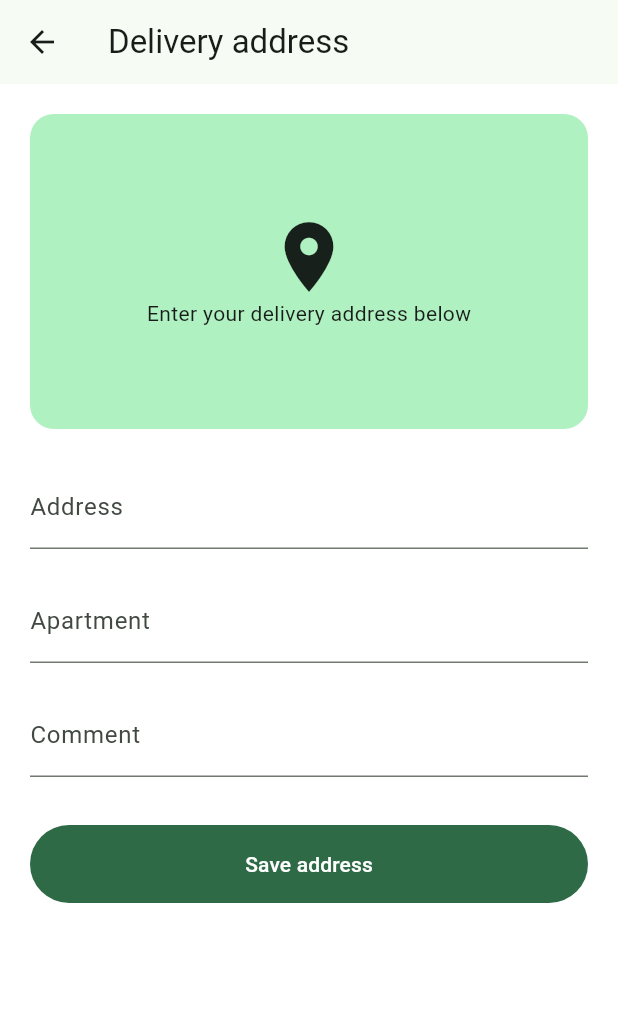
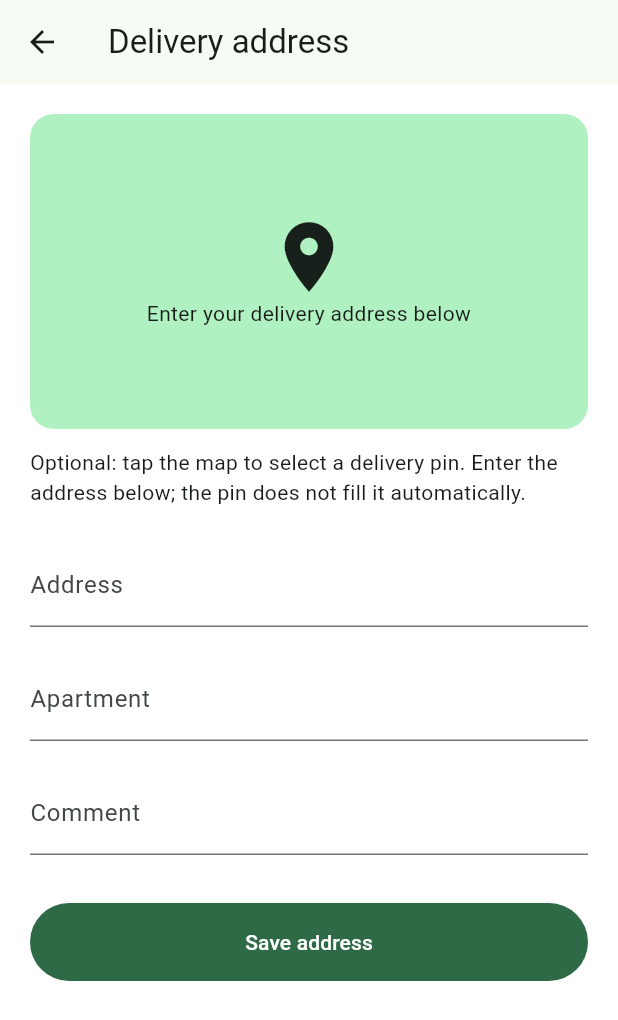
Before and after one commit to MohammedNasser0/streetbite, a Flutter app: the DeliveryAddressScreen screen opened directly, on a phone screen of 412 x 824 dp. Shown: the top 1020 px of the screen. Run offline on Flutter 3.47's test engine with Material 3 defaults, Android fonts, the phone set to English and light mode, and no system bars; our stand-ins replace cloud_firestore, device_info_plus, dio, firebase_auth, firebase_core, flutter_bloc and 5 more; accounts and stored records are empty; generated files the repository leaves out were written again; network calls fail.

Commit message:
Add delivery pin selection and guard native map initialization

```diff
--- a/flutter_app/lib/l10n/app_ar.arb
+++ b/flutter_app/lib/l10n/app_ar.arb
@@ -93,5 +93,8 @@
   "useDemoCard": "استخدام البطاقة التجريبية",
   "increaseQuantity": "زيادة الكمية",
   "decreaseQuantity": "تقليل الكمية",
-  "seeMenu": "عرض القائمة"
+  "seeMenu": "عرض القائمة",
+  "selectedPin": "نقطة التوصيل المختارة",
+  "pinInstructions": "اختياري: اضغط على الخريطة لتحديد نقطة التوصيل. اكتب العنوان بالأسفل؛ اختيار النقطة لا يملأ العنوان تلقائيًا.",
+  "mapLoading": "جارٍ تحميل الخريطة…"
 }
--- a/flutter_app/lib/l10n/app_en.arb
+++ b/flutter_app/lib/l10n/app_en.arb
@@ -93,5 +93,8 @@
   "useDemoCard": "Use demo card",
   "increaseQuantity": "Increase quantity",
   "decreaseQuantity": "Decrease quantity",
-  "seeMenu": "See menu"
+  "seeMenu": "See menu",
+  "selectedPin": "Selected delivery pin",
+  "pinInstructions": "Optional: tap the map to select a delivery pin. Enter the address below; the pin does not fill it automatically.",
+  "mapLoading": "Loading map…"
 }
--- a/flutter_app/lib/l10n/app_localizations.dart
+++ b/flutter_app/lib/l10n/app_localizations.dart
@@ -661,6 +661,24 @@ abstract class AppLocalizations {
   /// In en, this message translates to:
   /// **'See menu'**
   String get seeMenu;
+
+  /// No description provided for @selectedPin.
+  ///
+  /// In en, this message translates to:
+  /// **'Selected delivery pin'**
+  String get selectedPin;
+
+  /// No description provided for @pinInstructions.
+  ///
+  /// In en, this message translates to:
+  /// **'Optional: tap the map to select a delivery pin. Enter the address below; the pin does not fill it automatically.'**
+  String get pinInstructions;
+
+  /// No description provided for @mapLoading.
+  ///
+  /// In en, this message translates to:
+  /// **'Loading map…'**
+  String get mapLoading;
 }
 
 class _AppLocalizationsDelegate
--- a/flutter_app/lib/l10n/app_localizations_en.dart
+++ b/flutter_app/lib/l10n/app_localizations_en.dart
@@ -299,4 +299,14 @@ class AppLocalizationsEn extends AppLocalizations {
 
   @override
   String get seeMenu => 'See menu';
+
+  @override
+  String get selectedPin => 'Selected delivery pin';
+
+  @override
+  String get pinInstructions =>
+      'Optional: tap the map to select a delivery pin. Enter the address below; the pin does not fill it automatically.';
+
+  @override
+  String get mapLoading => 'Loading map…';
 }
--- a/flutter_app/lib/presentation/screens/checkout_screen.dart
+++ b/flutter_app/lib/presentation/screens/checkout_screen.dart
@@ -11,6 +11,7 @@ import '../../l10n/app_localizations.dart';
 import '../blocs/auth_cubit.dart';
 import '../blocs/cart_bloc.dart';
 import '../blocs/cart_event.dart';
+import '../widgets/delivery_pin_map.dart';
 import 'auth_screen.dart';
 import 'delivery_address_screen.dart';
 import 'demo_card_screen.dart';
@@ -109,6 +110,15 @@ class _CheckoutScreenState extends State<CheckoutScreen> {
           children: [
             Text(l.demoPrices),
             const SizedBox(height: 20),
+            if (DeliveryPinMap.fromAddress(_address) != null) ...[
+              DeliveryPinMap(
+                key: ValueKey(
+                  '${_address?['latitude']},${_address?['longitude']}',
+                ),
+                pin: DeliveryPinMap.fromAddress(_address),
+              ),
+              const SizedBox(height: 12),
+            ],
             ListTile(
               leading: const Icon(Icons.location_on_outlined),
               title: Text(_address?['address'] ?? l.deliveryAddress),
--- a/flutter_app/lib/presentation/screens/delivery_address_screen.dart
+++ b/flutter_app/lib/presentation/screens/delivery_address_screen.dart
@@ -1,6 +1,8 @@
 import 'package:flutter/material.dart';
+import 'package:google_maps_flutter/google_maps_flutter.dart';
 
 import '../../l10n/app_localizations.dart';
+import '../widgets/delivery_pin_map.dart';
 
 class DeliveryAddressScreen extends StatefulWidget {
   const DeliveryAddressScreen({super.key, this.initial});
@@ -11,6 +13,7 @@ class DeliveryAddressScreen extends StatefulWidget {
 
 class _DeliveryAddressScreenState extends State<DeliveryAddressScreen> {
   final _form = GlobalKey<FormState>();
+  late LatLng? _pin = DeliveryPinMap.fromAddress(widget.initial);
   late final TextEditingController _address = TextEditingController(
     text: widget.initial?['address'],
   );
@@ -38,22 +41,17 @@ class _DeliveryAddressScreenState extends State<DeliveryAddressScreen> {
         child: ListView(
           padding: const EdgeInsets.all(20),
           children: [
-            Container(
-              height: 210,
-              decoration: BoxDecoration(
-                color: Theme.of(context).colorScheme.primaryContainer,
-                borderRadius: BorderRadius.circular(16),
+            DeliveryPinMap(
+              pin: _pin,
+              onSelected: (pin) => setState(() => _pin = pin),
+            ),
+            const SizedBox(height: 12),
+            Text(l.pinInstructions),
+            if (_pin != null)
+              Text(
+                '${l.selectedPin}: ${_pin!.latitude.toStringAsFixed(5)}, ${_pin!.longitude.toStringAsFixed(5)}',
+                textDirection: TextDirection.ltr,
               ),
-              child: Center(
-                child: Column(
-                  mainAxisSize: MainAxisSize.min,
-                  children: [
-                    const Icon(Icons.location_on, size: 56),
-                    Text(l.enterAddress),
-                  ],
-                ),
-              ),
-            ),
             const SizedBox(height: 24),
             TextFormField(
               controller: _address,
@@ -79,6 +77,8 @@ class _DeliveryAddressScreenState extends State<DeliveryAddressScreen> {
                   'address': _address.text.trim(),
                   'apartment': _apartment.text.trim(),
                   'comment': _comment.text.trim(),
+                  if (_pin != null) 'latitude': _pin!.latitude.toString(),
+                  if (_pin != null) 'longitude': _pin!.longitude.toString(),
                 });
               },
               child: Text(l.saveAddress),
--- /dev/null
+++ b/flutter_app/lib/presentation/widgets/delivery_pin_map.dart
@@ -0,0 +1,105 @@
+import 'package:flutter/material.dart';
+import 'package:google_maps_flutter/google_maps_flutter.dart';
+
+import '../../l10n/app_localizations.dart';
+
+/// A manually selected pin, independent of GPS and address geocoding.
+class DeliveryPinMap extends StatefulWidget {
+  const DeliveryPinMap({super.key, this.pin, this.onSelected});
+  final LatLng? pin;
+  final ValueChanged<LatLng>? onSelected;
+
+  static LatLng? fromAddress(Map<String, String>? address) {
+    final latitude = double.tryParse(address?['latitude'] ?? '');
+    final longitude = double.tryParse(address?['longitude'] ?? '');
+    if (latitude == null ||
+        longitude == null ||
+        !latitude.isFinite ||
+        !longitude.isFinite ||
+        latitude.abs() > 90 ||
+        longitude.abs() > 180) {
+      return null;
+    }
+    return LatLng(latitude, longitude);
+  }
+
+  @override
+  State<DeliveryPinMap> createState() => _DeliveryPinMapState();
+}
+
+class _DeliveryPinMapState extends State<DeliveryPinMap> {
+  bool _ready = false;
+  bool _failed = false;
+  CameraPosition get _camera => CameraPosition(
+    target: widget.pin ?? const LatLng(30.0444, 31.2357),
+    zoom: 13,
+  );
+
+  @override
+  Widget build(BuildContext context) {
+    final l = AppLocalizations.of(context)!;
+    return ClipRRect(
+      borderRadius: BorderRadius.circular(16),
+      child: SizedBox(
+        height: 210,
+        child: const bool.fromEnvironment('MAPS_CONFIGURED')
+            ? Stack(
+                children: [
+                  GoogleMap(
+                    initialCameraPosition: _camera,
+                    onMapCreated: (controller) async {
+                      try {
+                        await controller.moveCamera(
+                          CameraUpdate.newCameraPosition(_camera),
+                        );
+                        if (mounted) setState(() => _ready = true);
+                      } catch (_) {
+                        if (mounted) setState(() => _failed = true);
+                      }
+                    },
+                    onTap: (pin) {
+                      if (_ready) widget.onSelected?.call(pin);
+                    },
+                    markers: {
+                      if (widget.pin != null)
+                        Marker(
+                          markerId: const MarkerId('delivery-pin'),
+                          position: widget.pin!,
+                          infoWindow: InfoWindow(title: l.selectedPin),
+                        ),
+                    },
+                    myLocationButtonEnabled: false,
+                    mapToolbarEnabled: false,
+                    zoomControlsEnabled: widget.onSelected != null,
+                    scrollGesturesEnabled: widget.onSelected != null,
+                    zoomGesturesEnabled: widget.onSelected != null,
+                    rotateGesturesEnabled: false,
+                    tiltGesturesEnabled: false,
+                  ),
+                  if (!_ready)
+                    Positioned.fill(
+                      child: ColoredBox(
+                        color: Theme.of(context).colorScheme.surface,
+                        child: Center(
+                          child: Text(_failed ? l.mapsSetup : l.mapLoading),
+                        ),
+                      ),
+                    ),
+                ],
+              )
+            : ColoredBox(
+                color: Theme.of(context).colorScheme.primaryContainer,
+                child: Center(
+                  child: Column(
+                    mainAxisSize: MainAxisSize.min,
+                    children: [
+                      const Icon(Icons.location_on, size: 56),
+                      Text(l.enterAddress, textAlign: TextAlign.center),
+                    ],
+                  ),
+                ),
+              ),
+      ),
+    );
+  }
+}
--- a/flutter_app/pubspec.yaml
+++ b/flutter_app/pubspec.yaml
@@ -1,7 +1,7 @@
 name: streetbite_app
 description: Bilingual food discovery and ordering capstone.
 publish_to: none
-version: 1.0.0+6
+version: 1.0.0+8
 environment:
   sdk: ^3.13.5
 dependencies:
```
Also changed, not shown: flutter_app/lib/l10n/app_localizations_ar.dart (+10 -0 lines), 8 other files.
